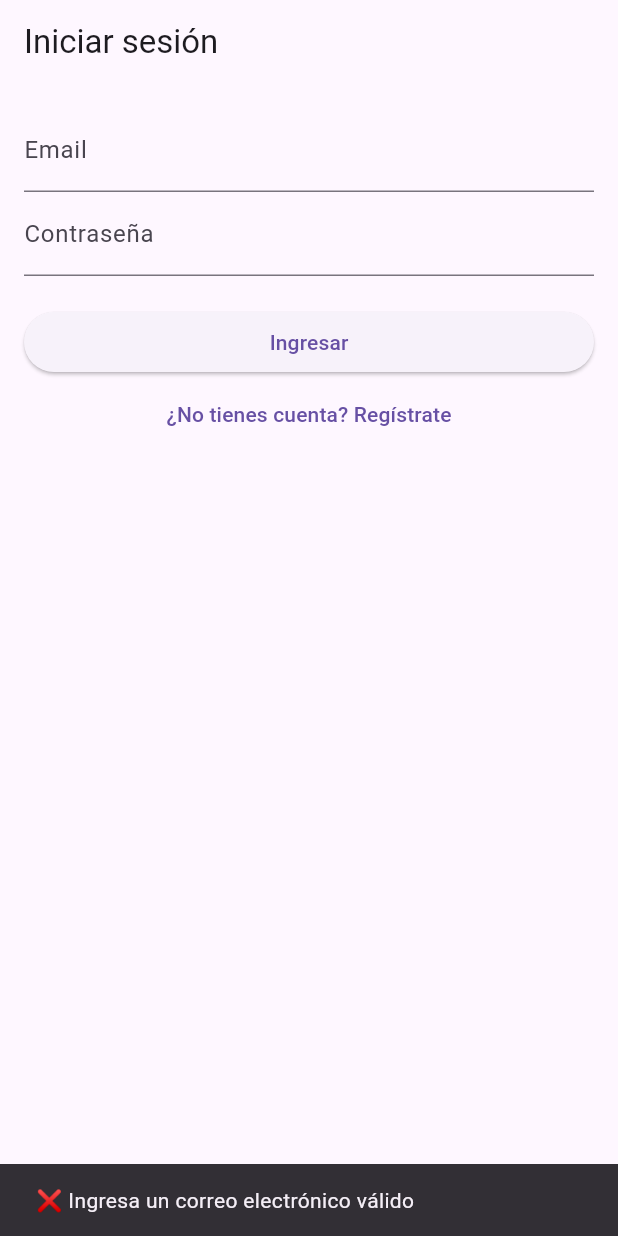
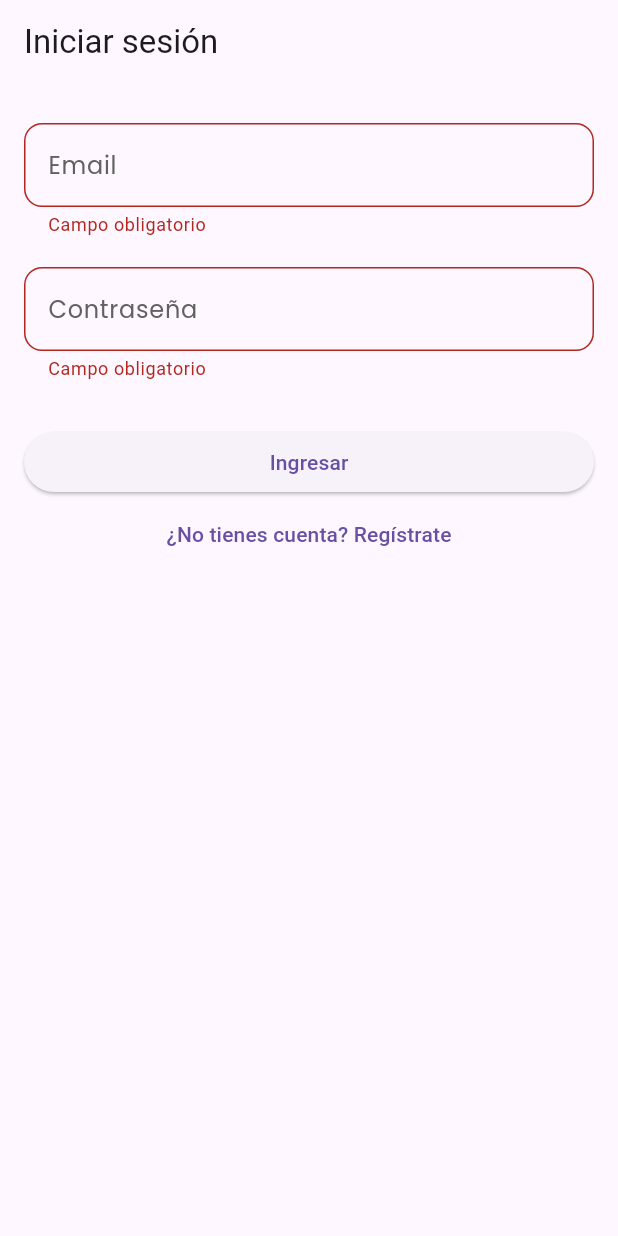
Before and after one commit to Inbrain1/crush-radar, a Flutter app: the screen it shows after launch, after a tap on "Ingresar", on a phone screen of 412 x 824 dp. Run offline on Flutter 3.47's test engine with Material 3 defaults, Android fonts, the phone set to English and light mode, and no system bars; our stand-ins replace cloud_firestore, firebase_auth, firebase_core, flutter_riverpod, go_router, google_fonts; accounts and stored records are empty.

Commit message:
Actualización del proyecto con nuevos datos

```diff
--- a/lib/features/auth/presentation/login_page.dart
+++ b/lib/features/auth/presentation/login_page.dart
@@ -1,6 +1,7 @@
 import 'package:flutter/material.dart';
 import 'package:flutter_riverpod/flutter_riverpod.dart';
 import 'package:go_router/go_router.dart';
+import '../../../ui/widgets/custom_text_field.dart';
 import '../controller/auth_controller.dart';
 
 class LoginPage extends ConsumerStatefulWidget {
@@ -29,20 +30,7 @@ class _LoginScreenState extends ConsumerState<LoginPage> {
     print("✉️ Email ingresado: '$email'");
     print("🔒 Password ingresado: '$password'");
 
-    if (email.isEmpty || !email.contains('@') || !email.contains('.')) {
-      ScaffoldMessenger.of(context).showSnackBar(
-        const SnackBar(content: Text("❌ Ingresa un correo electrónico válido")),
-      );
-      return;
-    }
-
-    if (password.isEmpty) {
-      ScaffoldMessenger.of(context).showSnackBar(
-        const SnackBar(content: Text("❌ Ingresa tu contraseña")),
-      );
-      return;
-    }
-
+    if (_formKey.currentState?.validate() ?? false) {
       try {
         await ref.read(authControllerProvider).login(
           email: email,
@@ -53,6 +41,7 @@ class _LoginScreenState extends ConsumerState<LoginPage> {
         ScaffoldMessenger.of(context).showSnackBar(
           SnackBar(content: Text("⛔ Error al iniciar sesión: $e")),
         );
+      }
     }
   }
 
@@ -66,18 +55,15 @@ class _LoginScreenState extends ConsumerState<LoginPage> {
           key: _formKey,
           child: ListView(
             children: [
-              TextFormField(
+              CustomTextField(
                 controller: _emailController,
-                decoration: const InputDecoration(labelText: 'Email'),
-                validator: (value) =>
-                value == null || value.isEmpty ? 'Ingrese su email' : null,
+                label: 'Email',
+                keyboardType: TextInputType.emailAddress,
               ),
-              TextFormField(
+              CustomTextField(
                 controller: _passwordController,
-                decoration: const InputDecoration(labelText: 'Contraseña'),
-                obscureText: true,
-                validator: (value) =>
-                value == null || value.length < 6 ? 'Mínimo 6 caracteres' : null,
+                label: 'Contraseña',
+                isPassword: true,
               ),
               const SizedBox(height: 20),
               ElevatedButton(
@@ -86,12 +72,11 @@ class _LoginScreenState extends ConsumerState<LoginPage> {
               ),
               TextButton(
                 onPressed: () {
-                  context.go('/register'); // GoRouter maneja la navegación
+                  context.go('/register');
                 },
                 child: const Text("¿No tienes cuenta? Regístrate"),
               ),
             ],
-
           ),
         ),
       ),
--- a/lib/routes/app_router.dart
+++ b/lib/routes/app_router.dart
@@ -4,7 +4,7 @@ import 'package:go_router/go_router.dart';
 
 import '../core/providers/auth_state_provider.dart';
 import '../features/auth/presentation/login_page.dart';
-import '../features/auth/presentation/register_page.dart';
+import '../features/auth/presentation/register_step1.dart';
 import '../ui/pages/home_page.dart';
 
 final routerProvider = Provider<GoRouter>((ref) {
@@ -38,7 +38,7 @@ final routerProvider = Provider<GoRouter>((ref) {
       ),
       GoRoute(
         path: '/register',
-        builder: (_, __) => const RegisterPage(),
+        builder: (_, __) => const RegisterStep1Page(),
       ),
       GoRoute(
         path: '/home',
--- /dev/null
+++ b/lib/ui/widgets/custom_text_field.dart
@@ -0,0 +1,44 @@
+import 'package:flutter/material.dart';
+import 'package:google_fonts/google_fonts.dart';
+
+class CustomTextField extends StatelessWidget {
+  final TextEditingController controller;
+  final String label;
+  final bool isPassword;
+  final TextInputType keyboardType;
+
+  const CustomTextField({
+    super.key,
+    required this.controller,
+    required this.label,
+    this.isPassword = false,
+    this.keyboardType = TextInputType.text,
+  });
+
+  @override
+  Widget build(BuildContext context) {
+    return Padding(
+      padding: const EdgeInsets.symmetric(vertical: 10),
+      child: TextFormField(
+        controller: controller,
+        obscureText: isPassword,
+        keyboardType: keyboardType,
+        style: GoogleFonts.poppins(fontSize: 16),
+        decoration: InputDecoration(
+          labelText: label,
+          labelStyle: GoogleFonts.poppins(color: Colors.grey[700]),
+          border: OutlineInputBorder(borderRadius: BorderRadius.circular(12)),
+          focusedBorder: OutlineInputBorder(
+            borderSide: BorderSide(color: Theme.of(context).primaryColor),
+          ),
+        ),
+        validator: (value) {
+          if (value == null || value.trim().isEmpty) {
+            return 'Campo obligatorio';
+          }
+          return null;
+        },
+      ),
+    );
+  }
+}
--- a/pubspec.yaml
+++ b/pubspec.yaml
@@ -12,6 +12,9 @@ dependencies:
     sdk: flutter
 
   # Firebase
+  flutter_tags: ^1.0.0-nullsafety.1
+  flutter_hooks: ^0.20.1
+  flutter_animate: ^4.5.0
   firebase_core: ^2.32.0
   firebase_auth: ^4.20.0
   cloud_firestore: ^4.17.0
@@ -21,6 +24,7 @@ dependencies:
   intl: ^0.19.0
   http: ^0.13.6
   cupertino_icons: ^1.0.8
+  google_fonts: ^4.0.4
 
 dev_dependencies:
   flutter_test:
```
Also changed, not shown: lib/features/auth/presentation/register_page.dart (deleted, +0 -142 lines), lib/features/auth/presentation/register_step1.dart (added, +119 -0 lines), lib/features/auth/presentation/register_step2.dart (added, +113 -0 lines), lib/ui/widgets/gender_selector.dart (+80 -0 lines), lib/ui/widgets/interests_selector.dart (added), lib/ui/widgets/orientation_selector.dart (added), pubspec.lock, 1 other file. Lines whose indentation alone changed are shown as unchanged.
